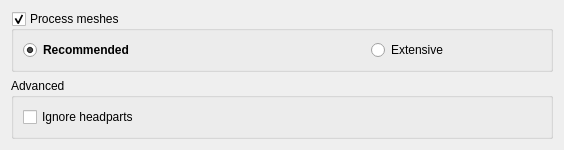
Before: the Qt Designer form src/gui/AdvancedMeshesModule.ui in Guekka/cathedral-assets-optimizer, drawn with Qt 5.
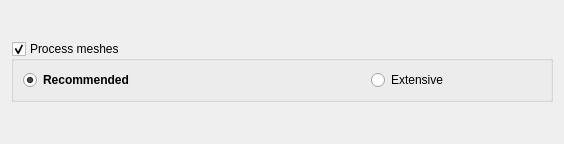
After: the same form once the commit is applied.

```diff
--- a/src/gui/AdvancedMeshesModule.ui
+++ b/src/gui/AdvancedMeshesModule.ui
@@ -48,7 +48,6 @@
         </property>
         <property name="font">
          <font>
-          <weight>75</weight>
           <bold>true</bold>
           <kerning>true</kerning>
          </font>
@@ -95,28 +94,6 @@
      </layout>
     </widget>
    </item>
-   <item>
-    <widget class="QGroupBox" name="advancedGroupBox">
-     <property name="title">
-      <string>Advanced</string>
-     </property>
-     <layout class="QHBoxLayout" name="horizontalLayout_5">
-      <item>
-       <widget class="QCheckBox" name="ignoreHeadpartsCheckBox">
-        <property name="cursor">
-         <cursorShape>WhatsThisCursor</cursorShape>
-        </property>
-        <property name="toolTip">
-         <string>&lt;html&gt;&lt;head/&gt;&lt;body&gt;&lt;p&gt;If enabled, headparts are ignored. It is recommended to enable this option when processing already converted mods.&lt;/p&gt;&lt;/body&gt;&lt;/html&gt;</string>
-        </property>
-        <property name="text">
-         <string>Ignore headparts</string>
-        </property>
-       </widget>
-      </item>
-     </layout>
-    </widget>
-   </item>
   </layout>
  </widget>
  <resources/>
```
